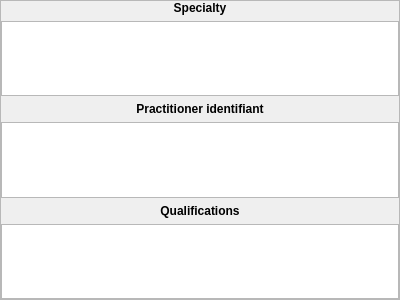
This is plugins/usermanagerplugin/widgets/userviewer_professional.ui in FreeHealth/freehealth as Qt 5 draws it before an edit. The edited form follows.
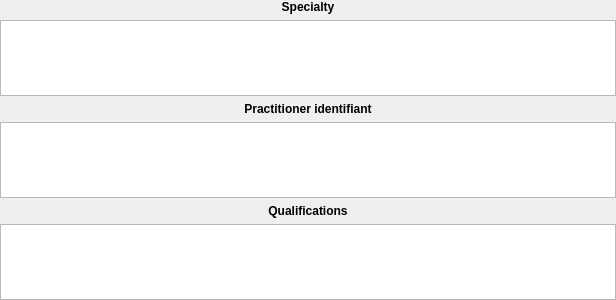
This is the edited form. Custom widgets are drawn as their Qt base class.

Patch:
```diff
--- a/plugins/usermanagerplugin/widgets/userviewer_professional.ui
+++ b/plugins/usermanagerplugin/widgets/userviewer_professional.ui
@@ -6,7 +6,7 @@
    <rect>
     <x>0</x>
     <y>0</y>
-    <width>400</width>
+    <width>616</width>
     <height>300</height>
    </rect>
   </property>
@@ -18,24 +18,6 @@
     <number>0</number>
    </property>
    <item row="0" column="0">
-    <widget class="QScrollArea" name="scrollArea">
-     <property name="widgetResizable">
-      <bool>true</bool>
-     </property>
-     <widget class="QWidget" name="scrollAreaWidgetContents">
-      <property name="geometry">
-       <rect>
-        <x>0</x>
-        <y>0</y>
-        <width>383</width>
-        <height>326</height>
-       </rect>
-      </property>
-      <layout class="QGridLayout" name="gridLayout_2">
-       <property name="margin">
-        <number>0</number>
-       </property>
-       <item row="0" column="0">
         <widget class="QLabel" name="label_22">
          <property name="font">
           <font>
@@ -104,10 +86,6 @@
            <verstretch>0</verstretch>
           </sizepolicy>
          </property>
-        </widget>
-       </item>
-      </layout>
-     </widget>
     </widget>
    </item>
   </layout>
```
Lines whose indentation alone changed are shown as unchanged.
